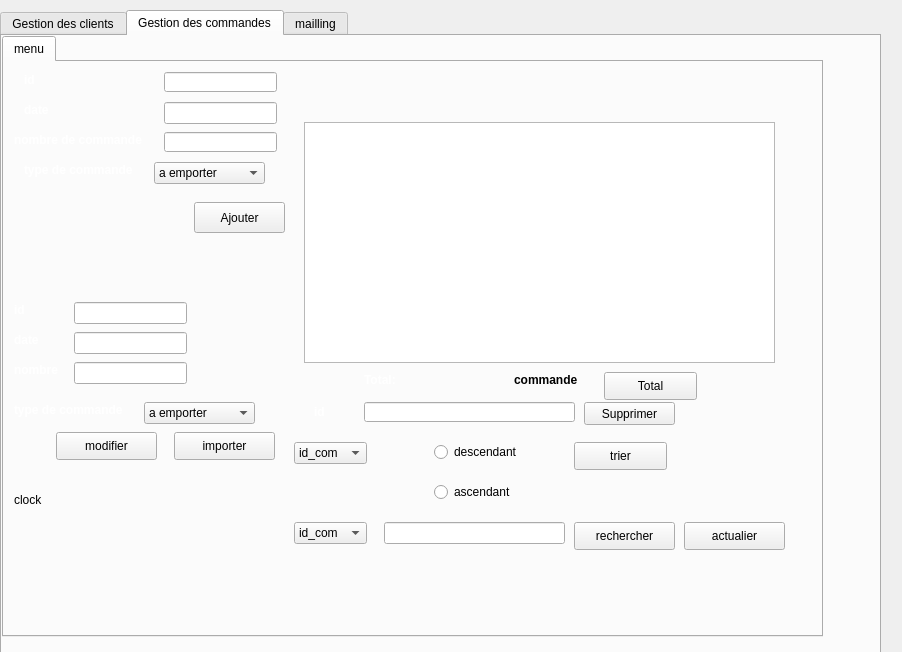
Qt form gestion_client/clicom.ui (taiefhilali/THE_MUNCH_CULTURE) before a commit.
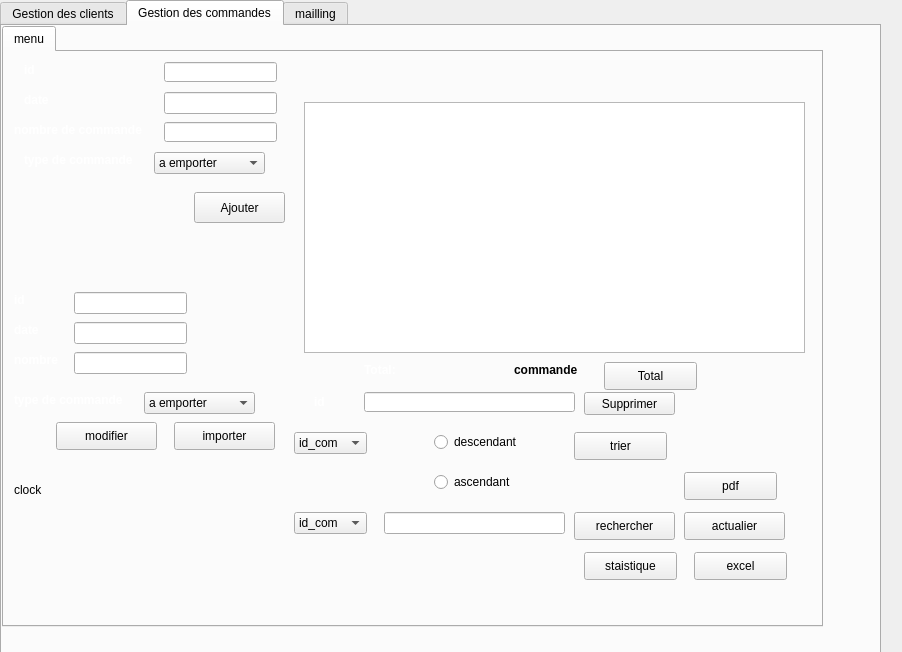
The same form after that commit. Icons and pictures are not drawn.

The edit to the form file:
```diff
--- a/gestion_client/clicom.ui
+++ b/gestion_client/clicom.ui
@@ -17,7 +17,7 @@
    <property name="geometry">
     <rect>
      <x>0</x>
-     <y>10</y>
+     <y>0</y>
      <width>881</width>
      <height>701</height>
     </rect>
@@ -741,9 +741,9 @@
        <property name="geometry">
         <rect>
          <x>300</x>
-         <y>60</y>
-         <width>471</width>
-         <height>241</height>
+         <y>50</y>
+         <width>501</width>
+         <height>251</height>
         </rect>
        </property>
       </widget>
@@ -1234,6 +1234,45 @@
         <string/>
        </property>
       </widget>
+      <widget class="QPushButton" name="excel">
+       <property name="geometry">
+        <rect>
+         <x>690</x>
+         <y>500</y>
+         <width>93</width>
+         <height>28</height>
+        </rect>
+       </property>
+       <property name="text">
+        <string>excel</string>
+       </property>
+      </widget>
+      <widget class="QPushButton" name="satist">
+       <property name="geometry">
+        <rect>
+         <x>580</x>
+         <y>500</y>
+         <width>93</width>
+         <height>28</height>
+        </rect>
+       </property>
+       <property name="text">
+        <string>staistique</string>
+       </property>
+      </widget>
+      <widget class="QPushButton" name="pdf_com">
+       <property name="geometry">
+        <rect>
+         <x>680</x>
+         <y>420</y>
+         <width>93</width>
+         <height>28</height>
+        </rect>
+       </property>
+       <property name="text">
+        <string>pdf</string>
+       </property>
+      </widget>
       <zorder>label_24</zorder>
       <zorder>label_15</zorder>
       <zorder>label_17</zorder>
```
Left out of the diff: 31 changed lines with no effect on the pictures.
